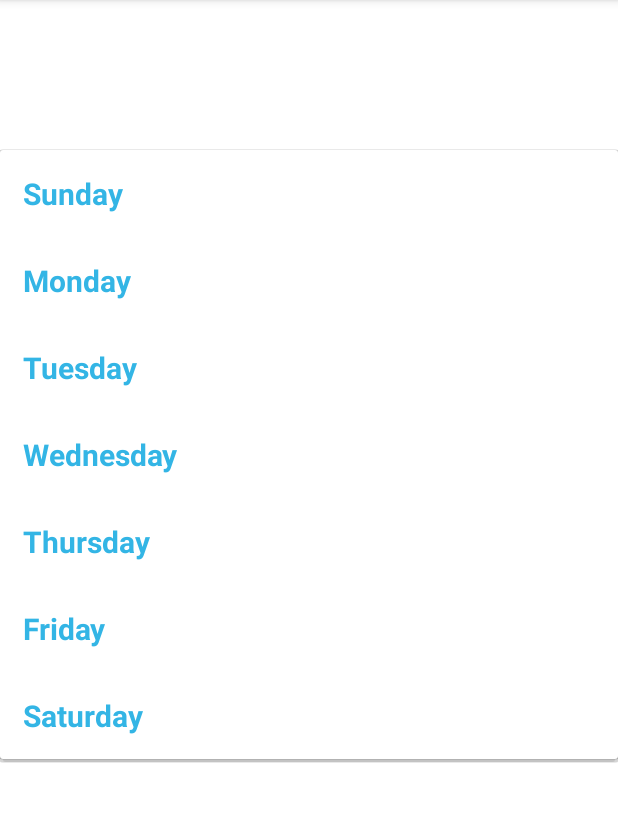
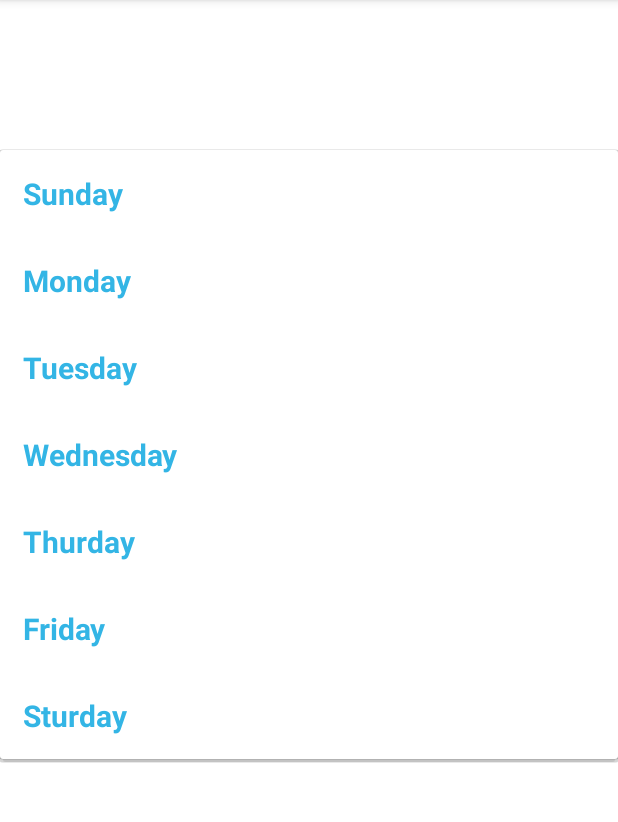
Before and after one commit to nabaraj999/BCA-SIXTH-, an Android app: the screen it shows after launch (MyAdapterActivity), after a tap on "Sunday", on a phone screen of 412 x 824 dp, the part 84-906 px from its top. Run offline under Robolectric (Android 15) with nearby library versions, the light colour scheme and no system bars.

Commit message:
Updated code and fixed bugs

```diff
--- a/app/src/main/java/com/example/myapplication/MyAdapterActivity.java
+++ b/app/src/main/java/com/example/myapplication/MyAdapterActivity.java
@@ -14,7 +14,7 @@ import androidx.core.view.ViewCompat;
 import androidx.core.view.WindowInsetsCompat;
 
 public class MyAdapterActivity extends AppCompatActivity {
-
+ String[] days = {"Sunday","Monday","Tuesday","Wednesday", "Thurday", "Friday","Sturday"};
     @Override
     protected void onCreate(Bundle savedInstanceState) {
         super.onCreate(savedInstanceState);
@@ -26,9 +26,15 @@ public class MyAdapterActivity extends AppCompatActivity {
             return insets;
         });
         Spinner comboBox = findViewById(R.id.spin);
-       ArrayAdapter<CharSequence> adapter=  ArrayAdapter.createFromResource(this, R.array.days, android.R.layout.simple_list_item_1);
-       adapter.setDropDownViewResource(R.layout.row_spin);
+//       ArrayAdapter<CharSequence> adapter=  ArrayAdapter.createFromResource(this, R.array.days, android.R.layout.simple_list_item_1);
+//       adapter.setDropDownViewResource(R.layout.row_spin);
+//        comboBox.setAdapter(adapter);
+
+        ArrayAdapter<String> adapter = new ArrayAdapter<>
+                (this,android.R.layout.simple_list_item_1,days);
+        adapter.setDropDownViewResource(R.layout.row_spin);
         comboBox.setAdapter(adapter);
+
 
         comboBox.setOnItemSelectedListener(new AdapterView.OnItemSelectedListener() {
             @Override
```
